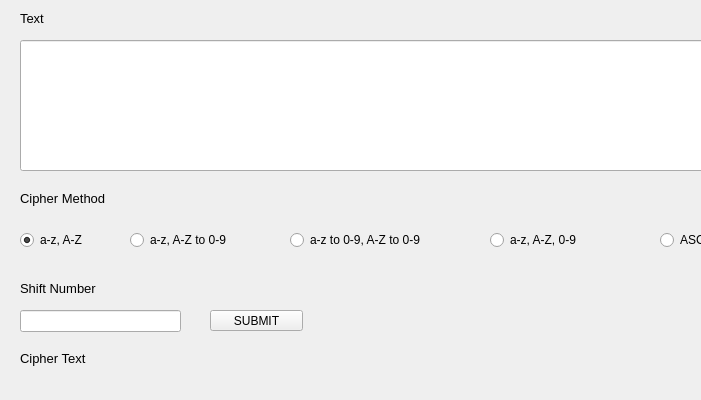
Qt form CaesarCipher.ui (JCSchoolStuff/Project2) before a commit; both pictures show x 0 to 701 and y 0 to 400 of the 800 by 608 pixel window.
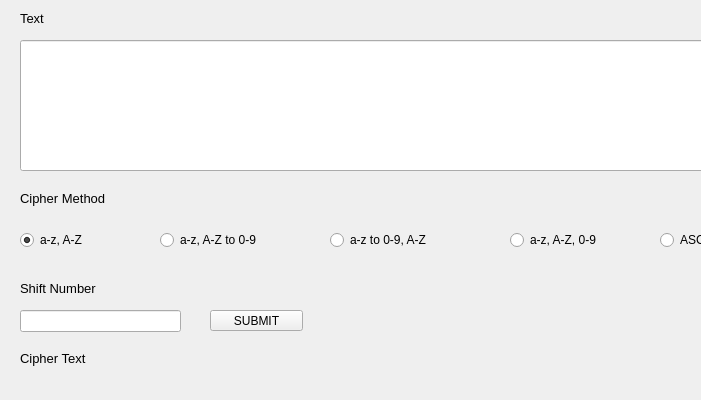
The same form after that commit.

Commit message: Fixed window title error, changed az09_radio2 function

What changed in the file:
```diff
--- a/CaesarCipher.ui
+++ b/CaesarCipher.ui
@@ -82,7 +82,7 @@
    <widget class="QRadioButton" name="az09_radio">
     <property name="geometry">
      <rect>
-      <x>130</x>
+      <x>160</x>
       <y>230</y>
       <width>111</width>
       <height>20</height>
@@ -192,20 +192,20 @@
    <widget class="QRadioButton" name="az09_radio_2">
     <property name="geometry">
      <rect>
-      <x>290</x>
+      <x>330</x>
       <y>230</y>
-      <width>151</width>
+      <width>111</width>
       <height>20</height>
      </rect>
     </property>
     <property name="text">
-     <string>a-z to 0-9, A-Z to 0-9</string>
+     <string>a-z to 0-9, A-Z</string>
     </property>
    </widget>
    <widget class="QRadioButton" name="az09_radio_3">
     <property name="geometry">
      <rect>
-      <x>490</x>
+      <x>510</x>
       <y>230</y>
       <width>111</width>
       <height>20</height>
```
The commit also changes 5 other files.
